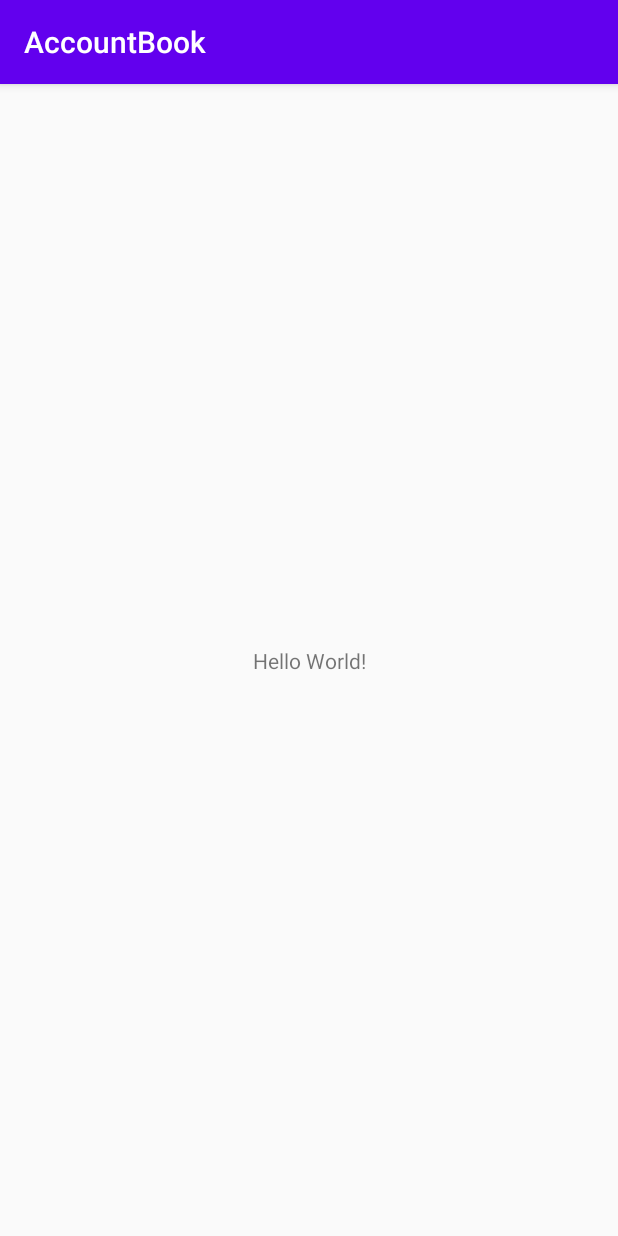
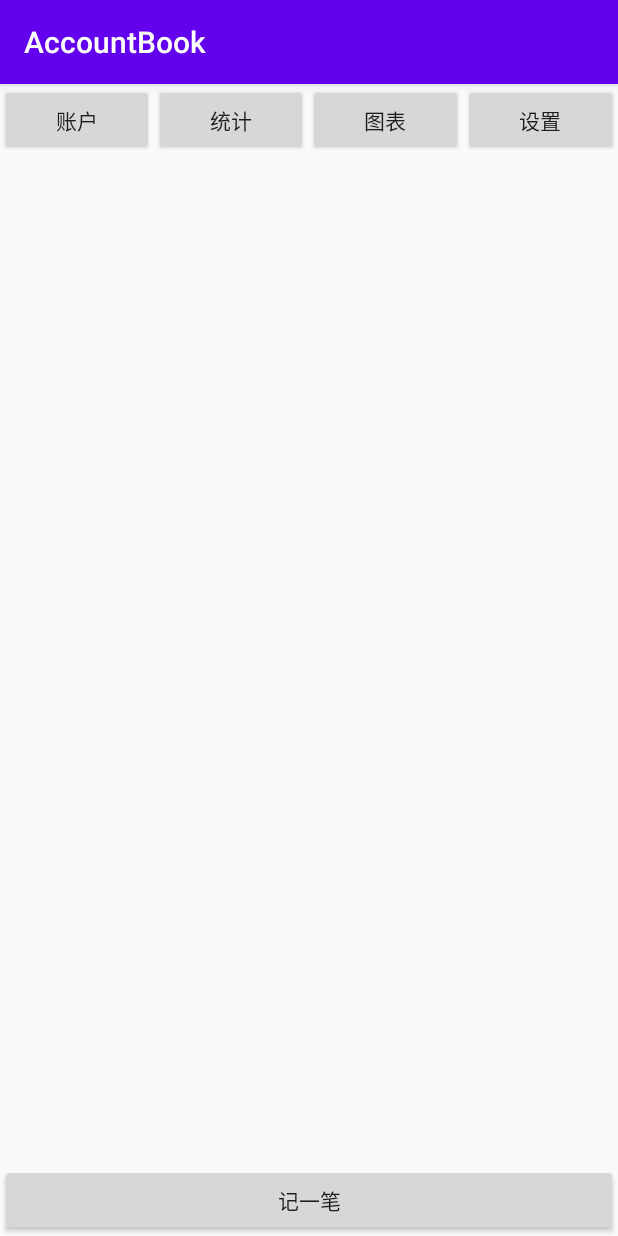
Before and after one commit to qzlong/AccountBook, an Android app: the screen it shows after launch (MainActivity), on a phone screen of 412 x 824 dp. Run offline under Robolectric (Android 15) with nearby library versions, the phone set to English and light mode, and no system bars.

Commit message:
V0.1:完成了主页面跳转到其他活动的功能

```diff
--- a/app/src/main/java/com/example/accountbook/MainActivity.java
+++ b/app/src/main/java/com/example/accountbook/MainActivity.java
@@ -2,13 +2,69 @@ package com.example.accountbook;
 
 import androidx.appcompat.app.AppCompatActivity;
 
+import android.content.Intent;
 import android.os.Bundle;
+import android.view.View;
+import android.view.ViewManager;
+import android.widget.Button;
 
-public class MainActivity extends AppCompatActivity {
+public class MainActivity extends AppCompatActivity implements View.OnClickListener {
+
+    private Button btn_selaccount;
+    private Button btn_graphanalysis;
+    private Button btn_insititute;
+    private Button btn_setting;
+    private Button btn_keepaccount;
 
     @Override
     protected void onCreate(Bundle savedInstanceState) {
         super.onCreate(savedInstanceState);
         setContentView(R.layout.activity_main);
+        initView();
+        setButtonListener();
+        //ListView
+    }
+
+
+    private void initView() {
+        btn_selaccount = (Button) findViewById(R.id.btn_select_account);
+        btn_graphanalysis = (Button) findViewById(R.id.btn_graph_analysis);
+        btn_insititute = (Button) findViewById(R.id.btn_institute);
+        btn_setting = (Button) findViewById(R.id.btn_setting);
+        btn_keepaccount = (Button) findViewById(R.id.btn_keep_account);
+
+    }
+
+    private void setButtonListener() {
+        btn_keepaccount.setOnClickListener(this);
+        btn_setting.setOnClickListener(this);
+        btn_insititute.setOnClickListener(this);
+        btn_graphanalysis.setOnClickListener(this);
+        btn_selaccount.setOnClickListener(this);
+    }
+
+    @Override
+    public void onClick(View v) {
+        Intent intent = null;
+        switch (v.getId()){
+            case R.id.btn_setting:
+                intent = new Intent(MainActivity.this,SettingsActivity.class);
+                break;
+            case R.id.btn_graph_analysis:
+                intent = new Intent(MainActivity.this,ChartAnalysis.class);
+                break;
+            case R.id.btn_institute:
+                intent = new Intent(MainActivity.this,Institute.class);
+                break;
+            case R.id.btn_select_account:
+                intent = new Intent(MainActivity.this,SelectAccount.class);
+                break;
+            case R.id.btn_keep_account:
+                intent = new Intent(MainActivity.this,KeepAccountActivity.class);
+                break;
+            default:
+                break;
+        }
+        startActivity(intent);
     }
 }
--- a/app/src/main/res/layout/activity_main.xml
+++ b/app/src/main/res/layout/activity_main.xml
@@ -1,18 +1,60 @@
 <?xml version="1.0" encoding="utf-8"?>
-<androidx.constraintlayout.widget.ConstraintLayout xmlns:android="http://schemas.android.com/apk/res/android"
+<LinearLayout xmlns:android="http://schemas.android.com/apk/res/android"
     xmlns:app="http://schemas.android.com/apk/res-auto"
     xmlns:tools="http://schemas.android.com/tools"
     android:layout_width="match_parent"
     android:layout_height="match_parent"
+    android:orientation="vertical"
     tools:context=".MainActivity">
 
-    <TextView
-        android:layout_width="wrap_content"
+    <LinearLayout
+        android:layout_width="match_parent"
         android:layout_height="wrap_content"
-        android:text="Hello World!"
-        app:layout_constraintBottom_toBottomOf="parent"
-        app:layout_constraintLeft_toLeftOf="parent"
-        app:layout_constraintRight_toRightOf="parent"
-        app:layout_constraintTop_toTopOf="parent" />
+        android:orientation="horizontal"
+        >
 
-</androidx.constraintlayout.widget.ConstraintLayout>
+        <Button
+            android:id="@+id/btn_select_account"
+            android:text="账户"
+            android:layout_weight="1"
+            android:layout_width="wrap_content"
+            android:layout_height="wrap_content"
+            />
+        <Button
+
+            android:id="@+id/btn_institute"
+            android:text="统计"
+            android:layout_weight="1"
+            android:layout_width="wrap_content"
+            android:layout_height="wrap_content"
+            />
+        <Button
+            android:id="@+id/btn_graph_analysis"
+            android:text="图表"
+            android:layout_weight="1"
+            android:layout_width="wrap_content"
+            android:layout_height="wrap_content"
+            />
+        <Button
+            android:id="@+id/btn_setting"
+            android:text="设置"
+            android:layout_weight="1"
+            android:layout_width="wrap_content"
+            android:layout_height="wrap_content"
+            />
+    </LinearLayout>
+
+    <ListView
+        android:layout_width="match_parent"
+        android:layout_height="wrap_content"
+        android:layout_weight="1"
+        />
+    <Button
+        android:id="@+id/btn_keep_account"
+        android:layout_width="match_parent"
+        android:layout_height="wrap_content"
+        android:layout_gravity="center"
+        android:text="记一笔"
+        />
+
+</LinearLayout>
```
